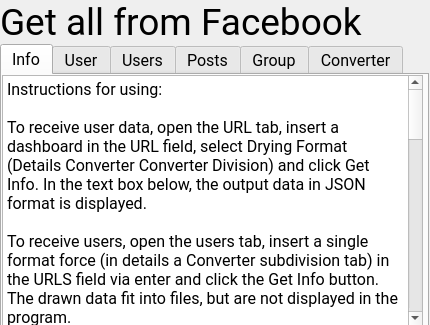
The window that additional_files/eng.ui (King1308/Facebook-parser) describes before a commit, drawn with Qt 5.
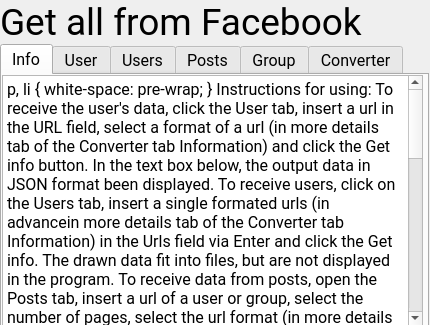
The same window after the commit.

What changed in the file:
```diff
--- a/additional_files/eng.ui
+++ b/additional_files/eng.ui
@@ -109,36 +109,38 @@
 &lt;html&gt;&lt;head&gt;&lt;meta name=&quot;qrichtext&quot; content=&quot;1&quot; /&gt;&lt;style type=&quot;text/css&quot;&gt;
 p, li { white-space: pre-wrap; }
 &lt;/style&gt;&lt;/head&gt;&lt;body style=&quot; font-family:'Roboto'; font-size:12pt; font-weight:400; font-style:normal;&quot;&gt;
-&lt;p style=&quot; margin-top:0px; margin-bottom:0px; margin-left:0px; margin-right:0px; -qt-block-indent:0; text-indent:0px;&quot;&gt;Instructions for using:&lt;/p&gt;
+&lt;p style=&quot; margin-top:0px; margin-bottom:0px; margin-left:0px; margin-right:0px; -qt-block-indent:0; text-indent:0px;&quot;&gt;&lt;span style=&quot; font-size:11pt; font-weight:600;&quot;&gt;Instructions for using:&lt;/span&gt;&lt;/p&gt;
+&lt;p style=&quot;-qt-paragraph-type:empty; margin-top:0px; margin-bottom:0px; margin-left:0px; margin-right:0px; -qt-block-indent:0; text-indent:0px; font-size:11pt; font-weight:600;&quot;&gt;&lt;br /&gt;&lt;/p&gt;
+&lt;p style=&quot; margin-top:0px; margin-bottom:0px; margin-left:0px; margin-right:0px; -qt-block-indent:0; text-indent:0px;&quot;&gt;&lt;span style=&quot; font-size:11pt;&quot;&gt;To receive the user's data, click the User tab, insert a url in the URL field, select a format of a url (in more details tab of the Converter tab Information) and click the Get info button. In the text box below, the output data in JSON format been displayed.&lt;/span&gt;&lt;/p&gt;
+&lt;p style=&quot;-qt-paragraph-type:empty; margin-top:0px; margin-bottom:0px; margin-left:0px; margin-right:0px; -qt-block-indent:0; text-indent:0px; font-size:11pt;&quot;&gt;&lt;br /&gt;&lt;/p&gt;
+&lt;p style=&quot; margin-top:0px; margin-bottom:0px; margin-left:0px; margin-right:0px; -qt-block-indent:0; text-indent:0px;&quot;&gt;&lt;span style=&quot; font-size:11pt;&quot;&gt;To receive users, click on the Users tab, insert a single formated urls (in advancein more details tab of the Converter tab Information) in the Urls field via Enter and click the Get info. The drawn data fit into files, but are not displayed in the program.&lt;/span&gt;&lt;/p&gt;
 &lt;p style=&quot;-qt-paragraph-type:empty; margin-top:0px; margin-bottom:0px; margin-left:0px; margin-right:0px; -qt-block-indent:0; text-indent:0px;&quot;&gt;&lt;br /&gt;&lt;/p&gt;
-&lt;p style=&quot; margin-top:0px; margin-bottom:0px; margin-left:0px; margin-right:0px; -qt-block-indent:0; text-indent:0px;&quot;&gt;To receive user data, open the URL tab, insert a dashboard in the URL field, select Drying Format (Details Converter Converter Division) and click Get Info. In the text box below, the output data in JSON format is displayed.&lt;/p&gt;
-&lt;p style=&quot;-qt-paragraph-type:empty; margin-top:0px; margin-bottom:0px; margin-left:0px; margin-right:0px; -qt-block-indent:0; text-indent:0px;&quot;&gt;&lt;br /&gt;&lt;/p&gt;
-&lt;p style=&quot; margin-top:0px; margin-bottom:0px; margin-left:0px; margin-right:0px; -qt-block-indent:0; text-indent:0px;&quot;&gt;To receive users, open the users tab, insert a single format force (in details a Converter subdivision tab) in the URLS field via enter and click the Get Info button. The drawn data fit into files, but are not displayed in the program.&lt;/p&gt;
-&lt;p style=&quot;-qt-paragraph-type:empty; margin-top:0px; margin-bottom:0px; margin-left:0px; margin-right:0px; -qt-block-indent:0; text-indent:0px;&quot;&gt;&lt;br /&gt;&lt;/p&gt;
-&lt;p style=&quot; margin-top:0px; margin-bottom:0px; margin-left:0px; margin-right:0px; -qt-block-indent:0; text-indent:0px;&quot;&gt;For data from posts, open the POSTS tab, insert a silica to a user or a group, select the number of pages, select the Format Format Info) and clip the Get Info button. In the text box below the output of the text are displayed.&lt;/p&gt;
-&lt;p style=&quot;-qt-paragraph-type:empty; margin-top:0px; margin-bottom:0px; margin-left:0px; margin-right:0px; -qt-block-indent:0; text-indent:0px;&quot;&gt;&lt;br /&gt;&lt;/p&gt;
-&lt;p style=&quot; margin-top:0px; margin-bottom:0px; margin-left:0px; margin-right:0px; -qt-block-indent:0; text-indent:0px;&quot;&gt;To obtain a group data, open the Group tab, insert the link in the address field, select the Silour format (more on the Converter tab section Info) and click the Get Info button. Extracted data is displayed in the text box below in JSON format.&lt;/p&gt;
-&lt;p style=&quot; margin-top:0px; margin-bottom:0px; margin-left:0px; margin-right:0px; -qt-block-indent:0; text-indent:0px;&quot;&gt;To convert link format: Open the Converter tab, select the link class (user, publication or group), insert a dust into the URL field, select the direction to convert (short or expand) and press Convert.&lt;/p&gt;
-&lt;p style=&quot;-qt-paragraph-type:empty; margin-top:0px; margin-bottom:0px; margin-left:0px; margin-right:0px; -qt-block-indent:0; text-indent:0px;&quot;&gt;&lt;br /&gt;&lt;/p&gt;
-&lt;p style=&quot; margin-top:0px; margin-bottom:0px; margin-left:0px; margin-right:0px; -qt-block-indent:0; text-indent:0px;&quot;&gt;Setup:&lt;/p&gt;
-&lt;p style=&quot; margin-top:0px; margin-bottom:0px; margin-left:0px; margin-right:0px; -qt-block-indent:0; text-indent:0px;&quot;&gt;The settings are arranged in the Additional_Files folder in the SETTINGS.TXT file&lt;/p&gt;
-&lt;p style=&quot; margin-top:0px; margin-bottom:0px; margin-left:0px; margin-right:0px; -qt-block-indent:0; text-indent:0px;&quot;&gt; &lt;/p&gt;
-&lt;p style=&quot; margin-top:0px; margin-bottom:0px; margin-left:0px; margin-right:0px; -qt-block-indent:0; text-indent:0px;&quot;&gt;Language is responsible for changing the program's language&lt;/p&gt;
-&lt;p style=&quot; margin-top:0px; margin-bottom:0px; margin-left:0px; margin-right:0px; -qt-block-indent:0; text-indent:0px;&quot;&gt;may have a UA (ukrainian) or eng (Anklek) value&lt;/p&gt;
-&lt;p style=&quot; margin-top:0px; margin-bottom:0px; margin-left:0px; margin-right:0px; -qt-block-indent:0; text-indent:0px;&quot;&gt; &lt;/p&gt;
-&lt;p style=&quot; margin-top:0px; margin-bottom:0px; margin-left:0px; margin-right:0px; -qt-block-indent:0; text-indent:0px;&quot;&gt;Collect_cookies is responsible for adding cookies to parser (for a steady job)&lt;/p&gt;
-&lt;p style=&quot; margin-top:0px; margin-bottom:0px; margin-left:0px; margin-right:0px; -qt-block-indent:0; text-indent:0px;&quot;&gt;may have value 1 (yes) or 0 (no)&lt;/p&gt;
-&lt;p style=&quot; margin-top:0px; margin-bottom:0px; margin-left:0px; margin-right:0px; -qt-block-indent:0; text-indent:0px;&quot;&gt; &lt;/p&gt;
-&lt;p style=&quot; margin-top:0px; margin-bottom:0px; margin-left:0px; margin-right:0px; -qt-block-indent:0; text-indent:0px;&quot;&gt;Cokie_Loggining responds for pulling cookies with protest to login and password (required to work with private groups)&lt;/p&gt;
-&lt;p style=&quot; margin-top:0px; margin-bottom:0px; margin-left:0px; margin-right:0px; -qt-block-indent:0; text-indent:0px;&quot;&gt;may have value 1 (yes) or 0 (no)&lt;/p&gt;
-&lt;p style=&quot; margin-top:0px; margin-bottom:0px; margin-left:0px; margin-right:0px; -qt-block-indent:0; text-indent:0px;&quot;&gt; &lt;/p&gt;
-&lt;p style=&quot; margin-top:0px; margin-bottom:0px; margin-left:0px; margin-right:0px; -qt-block-indent:0; text-indent:0px;&quot;&gt;LOGIN This is your login on Facebook&lt;/p&gt;
-&lt;p style=&quot; margin-top:0px; margin-bottom:0px; margin-left:0px; margin-right:0px; -qt-block-indent:0; text-indent:0px;&quot;&gt;PassWd is your password on Facebook&lt;/p&gt;
-&lt;p style=&quot; margin-top:0px; margin-bottom:0px; margin-left:0px; margin-right:0px; -qt-block-indent:0; text-indent:0px;&quot;&gt;Warning:&lt;/p&gt;
-&lt;p style=&quot; margin-top:0px; margin-bottom:0px; margin-left:0px; margin-right:0px; -qt-block-indent:0; text-indent:0px;&quot;&gt;!!! All data are stored in the Exports folder, in the TXT file format (JSON format) and XLSX format (Exel table)&lt;/p&gt;
-&lt;p style=&quot; margin-top:0px; margin-bottom:0px; margin-left:0px; margin-right:0px; -qt-block-indent:0; text-indent:0px;&quot;&gt;But at each new launch program, therefore, when Spartas Data copies the files or folder in otherwise place !!!&lt;/p&gt;
-&lt;p style=&quot;-qt-paragraph-type:empty; margin-top:0px; margin-bottom:0px; margin-left:0px; margin-right:0px; -qt-block-indent:0; text-indent:0px;&quot;&gt;&lt;br /&gt;&lt;/p&gt;
-&lt;p style=&quot; margin-top:0px; margin-bottom:0px; margin-left:0px; margin-right:0px; -qt-block-indent:0; text-indent:0px;&quot;&gt;If you notice any mistakes in the program, or invented to improve the author of the program (Mychailo Starytskii, Telegram: T.Me/KingMS1308)&lt;/p&gt;&lt;/body&gt;&lt;/html&gt;</string>
+&lt;p style=&quot; margin-top:0px; margin-bottom:0px; margin-left:0px; margin-right:0px; -qt-block-indent:0; text-indent:0px;&quot;&gt;&lt;span style=&quot; font-size:11pt;&quot;&gt;To receive data from posts, open the Posts tab, insert a url of a user or group, select the number of pages, select the url format (in more details tab of the Converter tab Information). In the text box below the output of the text are displayed.&lt;/span&gt;&lt;/p&gt;
+&lt;p style=&quot;-qt-paragraph-type:empty; margin-top:0px; margin-bottom:0px; margin-left:0px; margin-right:0px; -qt-block-indent:0; text-indent:0px; font-size:11pt;&quot;&gt;&lt;br /&gt;&lt;/p&gt;
+&lt;p style=&quot; margin-top:0px; margin-bottom:0px; margin-left:0px; margin-right:0px; -qt-block-indent:0; text-indent:0px;&quot;&gt;&lt;span style=&quot; font-size:11pt;&quot;&gt;To receive a group data, click the Group tab, insert the link in the Url of the address, select Silour Format (in more details tab of the Converter tab Information) and click the Get info. Extracted data is displayed in the text box below in JSON format.&lt;/span&gt;&lt;/p&gt;
+&lt;p style=&quot;-qt-paragraph-type:empty; margin-top:0px; margin-bottom:0px; margin-left:0px; margin-right:0px; -qt-block-indent:0; text-indent:0px; font-size:11pt;&quot;&gt;&lt;br /&gt;&lt;/p&gt;
+&lt;p style=&quot; margin-top:0px; margin-bottom:0px; margin-left:0px; margin-right:0px; -qt-block-indent:0; text-indent:0px;&quot;&gt;&lt;span style=&quot; font-size:11pt;&quot;&gt;To convert link format: Open the Converter tab, select the link class (user, publication or group), insert a url into the Url field, select the direction to convert (to short or to expand) and press Convert.&lt;/span&gt;&lt;/p&gt;
+&lt;p style=&quot;-qt-paragraph-type:empty; margin-top:0px; margin-bottom:0px; margin-left:0px; margin-right:0px; -qt-block-indent:0; text-indent:0px; font-size:11pt;&quot;&gt;&lt;br /&gt;&lt;/p&gt;
+&lt;p style=&quot; margin-top:0px; margin-bottom:0px; margin-left:0px; margin-right:0px; -qt-block-indent:0; text-indent:0px;&quot;&gt;&lt;span style=&quot; font-weight:600;&quot;&gt;Settings&lt;/span&gt;&lt;span style=&quot; font-size:11pt;&quot;&gt;:&lt;/span&gt;&lt;/p&gt;
+&lt;p style=&quot; margin-top:0px; margin-bottom:0px; margin-left:0px; margin-right:0px; -qt-block-indent:0; text-indent:0px;&quot;&gt;&lt;span style=&quot; font-size:11pt;&quot;&gt;The settings are arranged in the additional_files folder in the settings.txt file&lt;/span&gt;&lt;/p&gt;
+&lt;p style=&quot; margin-top:0px; margin-bottom:0px; margin-left:0px; margin-right:0px; -qt-block-indent:0; text-indent:0px;&quot;&gt;&lt;span style=&quot; font-size:6pt;&quot;&gt; &lt;/span&gt;&lt;/p&gt;
+&lt;p style=&quot; margin-top:0px; margin-bottom:0px; margin-left:0px; margin-right:0px; -qt-block-indent:0; text-indent:0px;&quot;&gt;&lt;span style=&quot; font-size:11pt;&quot;&gt;language is responsible for changing the program's language&lt;/span&gt;&lt;/p&gt;
+&lt;p style=&quot; margin-top:0px; margin-bottom:0px; margin-left:0px; margin-right:0px; -qt-block-indent:0; text-indent:0px;&quot;&gt;&lt;span style=&quot; font-size:11pt;&quot;&gt;may have a Ua (ukrainian) or Eng (english) value&lt;/span&gt;&lt;/p&gt;
+&lt;p style=&quot; margin-top:0px; margin-bottom:0px; margin-left:0px; margin-right:0px; -qt-block-indent:0; text-indent:0px;&quot;&gt;&lt;span style=&quot; font-size:6pt;&quot;&gt; &lt;/span&gt;&lt;/p&gt;
+&lt;p style=&quot; margin-top:0px; margin-bottom:0px; margin-left:0px; margin-right:0px; -qt-block-indent:0; text-indent:0px;&quot;&gt;&lt;span style=&quot; font-size:11pt;&quot;&gt;collect_cookies is responsible for adding cookies to parser (for a stable job)&lt;/span&gt;&lt;/p&gt;
+&lt;p style=&quot; margin-top:0px; margin-bottom:0px; margin-left:0px; margin-right:0px; -qt-block-indent:0; text-indent:0px;&quot;&gt;&lt;span style=&quot; font-size:11pt;&quot;&gt;may have value 1 (yes) or 0 (no)&lt;/span&gt;&lt;/p&gt;
+&lt;p style=&quot; margin-top:0px; margin-bottom:0px; margin-left:0px; margin-right:0px; -qt-block-indent:0; text-indent:0px;&quot;&gt;&lt;span style=&quot; font-size:6pt;&quot;&gt; &lt;/span&gt;&lt;/p&gt;
+&lt;p style=&quot; margin-top:0px; margin-bottom:0px; margin-left:0px; margin-right:0px; -qt-block-indent:0; text-indent:0px;&quot;&gt;&lt;span style=&quot; font-size:11pt;&quot;&gt;cokie_loggining responds for pulling cookies with protest to login and password (required to work with private groups)&lt;/span&gt;&lt;/p&gt;
+&lt;p style=&quot; margin-top:0px; margin-bottom:0px; margin-left:0px; margin-right:0px; -qt-block-indent:0; text-indent:0px;&quot;&gt;&lt;span style=&quot; font-size:11pt;&quot;&gt;may have value 1 (yes) or 0 (no)&lt;/span&gt;&lt;/p&gt;
+&lt;p style=&quot; margin-top:0px; margin-bottom:0px; margin-left:0px; margin-right:0px; -qt-block-indent:0; text-indent:0px;&quot;&gt;&lt;span style=&quot; font-size:6pt;&quot;&gt; &lt;/span&gt;&lt;/p&gt;
+&lt;p style=&quot; margin-top:0px; margin-bottom:0px; margin-left:0px; margin-right:0px; -qt-block-indent:0; text-indent:0px;&quot;&gt;&lt;span style=&quot; font-size:11pt;&quot;&gt;login This is your login on Facebook&lt;/span&gt;&lt;/p&gt;
+&lt;p style=&quot; margin-top:0px; margin-bottom:0px; margin-left:0px; margin-right:0px; -qt-block-indent:0; text-indent:0px;&quot;&gt;&lt;span style=&quot; font-size:11pt;&quot;&gt;passwd is your password on Facebook&lt;/span&gt;&lt;/p&gt;
+&lt;p style=&quot;-qt-paragraph-type:empty; margin-top:0px; margin-bottom:0px; margin-left:0px; margin-right:0px; -qt-block-indent:0; text-indent:0px; font-size:11pt;&quot;&gt;&lt;br /&gt;&lt;/p&gt;
+&lt;p style=&quot; margin-top:0px; margin-bottom:0px; margin-left:0px; margin-right:0px; -qt-block-indent:0; text-indent:0px;&quot;&gt;&lt;span style=&quot; font-weight:600;&quot;&gt;Warning:&lt;/span&gt;&lt;/p&gt;
+&lt;p style=&quot; margin-top:0px; margin-bottom:0px; margin-left:0px; margin-right:0px; -qt-block-indent:0; text-indent:0px;&quot;&gt;&lt;span style=&quot; font-weight:600;&quot;&gt;!!! All data are stored in the exports folder, in the TXT file format (JSON format) and XLSX format (Exel table)&lt;/span&gt;&lt;/p&gt;
+&lt;p style=&quot; margin-top:0px; margin-bottom:0px; margin-left:0px; margin-right:0px; -qt-block-indent:0; text-indent:0px;&quot;&gt;&lt;span style=&quot; font-weight:600;&quot;&gt;But at each new launch program, therefore, when Spartas Data copies the files or folder in otherwise place !!!&lt;/span&gt;&lt;/p&gt;
+&lt;p style=&quot;-qt-paragraph-type:empty; margin-top:0px; margin-bottom:0px; margin-left:0px; margin-right:0px; -qt-block-indent:0; text-indent:0px; font-size:11pt;&quot;&gt;&lt;br /&gt;&lt;/p&gt;
+&lt;p style=&quot; margin-top:0px; margin-bottom:0px; margin-left:0px; margin-right:0px; -qt-block-indent:0; text-indent:0px;&quot;&gt;&lt;span style=&quot; font-size:10pt; font-weight:600;&quot;&gt;If you seen any mistakes in the program, or invented to improve pleas contact to the author of the program (Mychailo Starytskii, Telegram: t.ne/KingMS1308, github.com: King1308/Facebook-parser)&lt;/span&gt;&lt;/p&gt;&lt;/body&gt;&lt;/html&gt;</string>
          </property>
         </widget>
        </widget>
```
